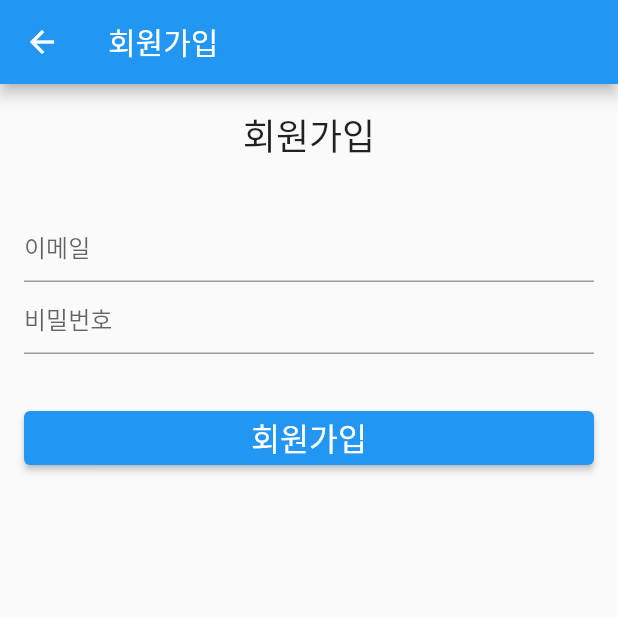
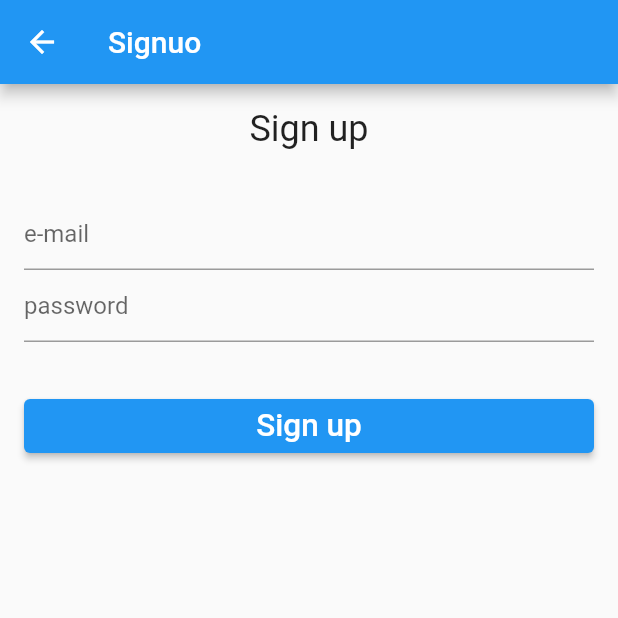
Before and after one commit to Weather-Fit/Weatherfit-Flutter, a Flutter app: the SignupView screen opened directly, on a phone screen of 412 x 824 dp, the top half of it. Run offline on Flutter 3.47's test engine with Material 2 defaults, Android fonts, the phone set to English and light mode, and no system bars; our stand-ins replace firebase_auth, firebase_core, google_sign_in; accounts and stored records are empty.

```diff
--- a/lib/Login/View/LoginView.dart
+++ b/lib/Login/View/LoginView.dart
@@ -147,6 +147,8 @@ class _LoginViewState extends State<LoginView> {
     );
   }
 }
+//https://mike123789-dev.tistory.com/entry/%ED%94%8C%EB%9F%AC%ED%84%B0-20-%EB%B2%84%ED%8A%BC-1-TextButton-ElevatedButton-OutlinedButton-IconButton-ButtonBar
+
 
 /*class LoginView extends StatelessWidget {
   @override
--- a/lib/Signup/View/SignupView.dart
+++ b/lib/Signup/View/SignupView.dart
@@ -21,7 +21,7 @@ class _SignupViewState extends State<SignupView> {
       builder: (context, authService, child) {
         final user = authService.currentUser();
         return Scaffold(
-          appBar: AppBar(title: Text("회원가입")),
+          appBar: AppBar(title: Text("Signuo")),
           body: SingleChildScrollView(
             padding: const EdgeInsets.all(16),
             child: Column(
@@ -29,7 +29,7 @@ class _SignupViewState extends State<SignupView> {
               children: [
                 Center(
                   child: Text(
-                    "회원가입",
+                    "Sign up",
                     style: TextStyle(
                       fontSize: 24,
                     ),
@@ -40,20 +40,20 @@ class _SignupViewState extends State<SignupView> {
                 /// 이메일
                 TextField(
                   controller: emailController,
-                  decoration: InputDecoration(hintText: "이메일"),
+                  decoration: InputDecoration(hintText: "e-mail"),
                 ),
 
                 /// 비밀번호
                 TextField(
                   controller: passwordController,
                   obscureText: false,
-                  decoration: InputDecoration(hintText: "비밀번호"),
+                  decoration: InputDecoration(hintText: "password"),
                 ),
                 SizedBox(height: 32),
 
                 /// 회원가입 버튼
                 ElevatedButton(
-                  child: Text("회원가입", style: TextStyle(fontSize: 21)),
+                  child: Text("Sign up", style: TextStyle(fontSize: 21)),
                   onPressed: () {
                     // 회원가입
                     authService.signUp(
@@ -66,7 +66,7 @@ class _SignupViewState extends State<SignupView> {
                           MaterialPageRoute(builder: (context) => LoginView()),
                         );
                         ScaffoldMessenger.of(context).showSnackBar(SnackBar(
-                          content: Text("회원가입 성공"),
+                          content: Text("Success!"),
                         ));
                       },
                       onError: (err) {
```
Also changed, not shown: lib/auth_service.dart (+0 -9 lines), lib/main.dart (+0 -53 lines), pubspec.lock, 8 other files.
